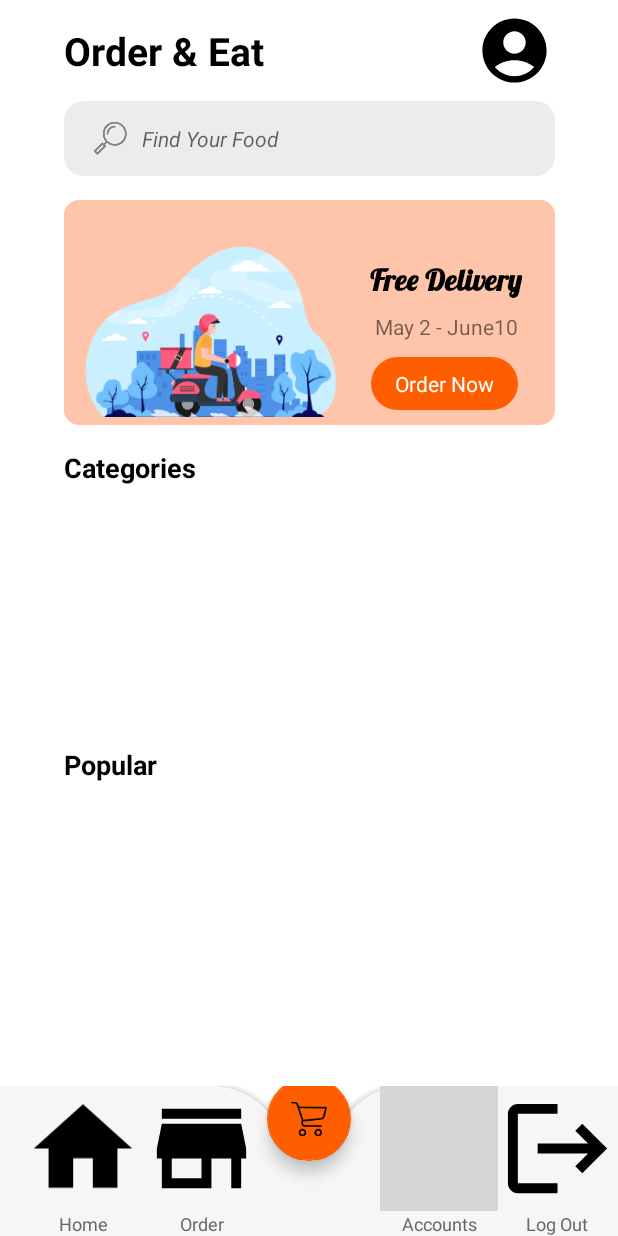
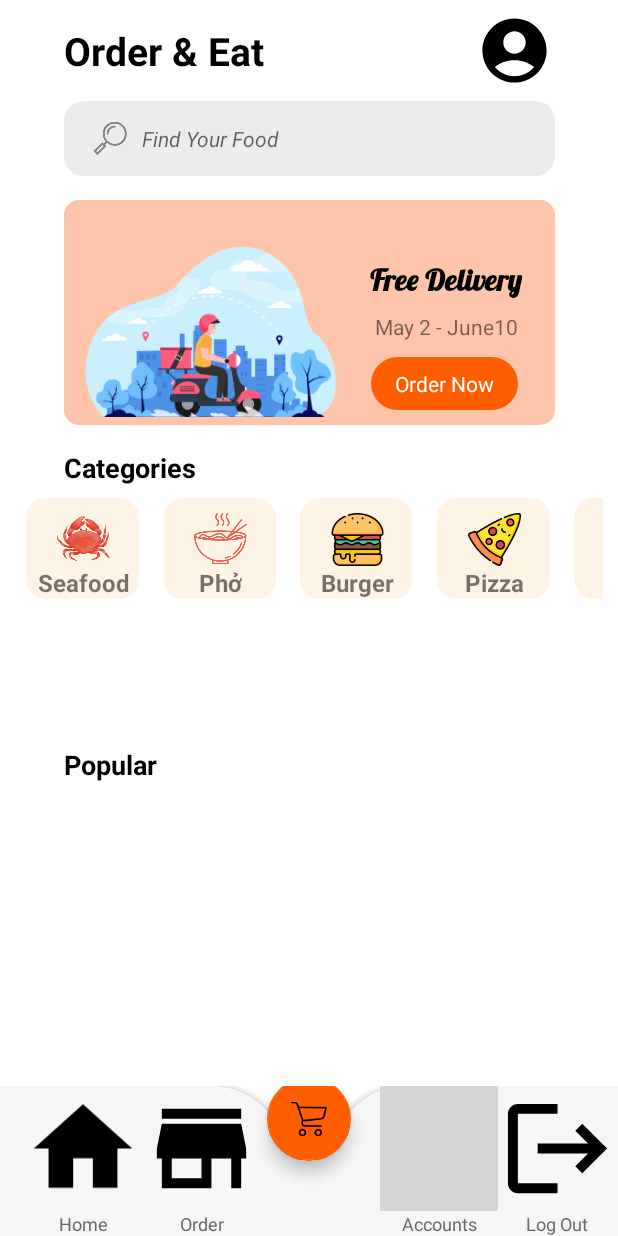
Before and after one commit to nguyenthu120801/FoodApp_Group6_SE1611, an Android app: the screen it shows after launch (MainActivity), after a tap on "Get Started", on a phone screen of 412 x 824 dp. Run offline under Robolectric (Android 15) with nearby library versions, the phone set to English and light mode, and no system bars; grey boxes are pictures that could not be loaded.

Commit message:
Thu update category

```diff
--- /dev/null
+++ b/app/src/main/java/com/example/foodapp/Adapter/CategoryAdapter.java
@@ -0,0 +1,58 @@
+package com.example.foodapp.Adapter;
+
+import android.content.Context;
+import android.view.LayoutInflater;
+import android.view.View;
+import android.view.ViewGroup;
+import android.widget.ImageView;
+import android.widget.TextView;
+
+import androidx.annotation.NonNull;
+import androidx.constraintlayout.widget.ConstraintLayout;
+import androidx.core.content.ContextCompat;
+import androidx.recyclerview.widget.RecyclerView;
+
+import com.example.foodapp.Entity.Category;
+import com.example.foodapp.R;
+
+import java.util.List;
+
+public class CategoryAdapter extends RecyclerView.Adapter<CategoryAdapter.ViewHolder> {
+    private Context context;
+    List<Category> catList;
+    public CategoryAdapter(Context context, List<Category> catList) {
+        this.context = context;
+        this.catList = catList;
+    }
+
+
+    @NonNull
+    @Override
+    public ViewHolder onCreateViewHolder(@NonNull ViewGroup parent, int viewType) {
+        View inflate = LayoutInflater.from(parent.getContext()).inflate(R.layout.rv_category, parent, false);
+        return new ViewHolder(inflate);
+    }
+
+    @Override
+    public void onBindViewHolder(@NonNull ViewHolder holder, int position) {
+        holder.categoryName.setText(catList.get(position).getName());
+        holder.categoryimg.setImageResource(catList.get(position).getImage());
+    }
+
+    @Override
+    public int getItemCount() {
+        return catList.size();
+    }
+
+    public class ViewHolder extends RecyclerView.ViewHolder {
+        TextView categoryName;
+        ImageView categoryimg;
+        ConstraintLayout layout;
+        public ViewHolder(@NonNull View itemView) {
+            super(itemView);
+            categoryName = itemView.findViewById(R.id.categoryName);
+            categoryimg = itemView.findViewById(R.id.categoryImg);
+            layout = itemView.findViewById(R.id.cat_layout);
+        }
+    }
+}
--- a/app/src/main/java/com/example/foodapp/Entity/Category.java
+++ b/app/src/main/java/com/example/foodapp/Entity/Category.java
@@ -14,8 +14,11 @@ public class Category {
         this.image = image;
     }
 
-    public Category(String name, int image) {
-        this.name = name;
+    public int getImage() {
+        return image;
+    }
+
+    public void setImage(int image) {
         this.image = image;
     }
 
@@ -35,11 +38,5 @@ public class Category {
         this.name = name;
     }
 
-    public int getImage() {
-        return image;
-    }
 
-    public void setImage(int image) {
-        this.image = image;
-    }
 }
--- a/app/src/main/java/com/example/foodapp/MainActivity.java
+++ b/app/src/main/java/com/example/foodapp/MainActivity.java
@@ -12,11 +12,14 @@ import android.widget.ImageView;
 import android.widget.LinearLayout;
 import android.widget.TextView;
 
+import com.example.foodapp.Adapter.CategoryAdapter;
 import com.example.foodapp.Entity.Category;
 
 import java.util.ArrayList;
 import java.util.HashMap;
+import java.util.List;
 
+import com.example.foodapp.Model.DAOCategory;
 import com.example.foodapp.activity.ListUserOrderActivity;
 import com.example.foodapp.activity.OrderActivity;
 import com.google.android.material.floatingactionbutton.FloatingActionButton;
@@ -27,6 +30,7 @@ public class MainActivity extends AppCompatActivity {
     ImageView img_user;
     LinearLayout logout;
     TextView tv_welcome;
+    List<Category> catList;
     @Override
     protected void onCreate(Bundle savedInstanceState) {
         super.onCreate(savedInstanceState);
@@ -61,6 +65,9 @@ public class MainActivity extends AppCompatActivity {
                 finish();
             }
         });
+
+        FloatingActionButton toOrderBtn = findViewById(R.id.to_order_btn);
+        toOrderBtn.setOnClickListener(view -> toOrder());
     }
 
 
@@ -68,9 +75,10 @@ public class MainActivity extends AppCompatActivity {
         LinearLayoutManager linearLayoutManager =  new LinearLayoutManager(this, LinearLayoutManager.HORIZONTAL, false);
         recyclerViewCategoryList = findViewById(R.id.rv_category);
         recyclerViewCategoryList.setLayoutManager(linearLayoutManager);
-        FloatingActionButton toOrderBtn = findViewById(R.id.to_order_btn);
-        toOrderBtn.setOnClickListener(view -> toOrder());
-        ArrayList<Category> categories = new ArrayList<>();
+        DAOCategory daoCategory = new DAOCategory(this);
+        catList = daoCategory.getAllCategory();
+        adapter = new CategoryAdapter(this, catList);
+        recyclerViewCategoryList.setAdapter(adapter);
     }
 
     public void toOrder(  ) {
--- a/app/src/main/java/com/example/foodapp/Model/ConnectDatabase.java
+++ b/app/src/main/java/com/example/foodapp/Model/ConnectDatabase.java
@@ -68,10 +68,11 @@ public class ConnectDatabase extends SQLiteOpenHelper {
 
     private void InsertCategory(SQLiteDatabase sqLiteDatabase){
         String[] sqlInsert = {
-                "INSERT INTO Category ([Name]) VALUES ('Hải sản')\n",
-                "INSERT INTO Category ([Name]) VALUES ('Phở')\n",
-                "INSERT INTO Category ([Name]) VALUES ('Bún')\n",
-                "INSERT INTO Category ([Name]) VALUES ('Cơm rang')"
+                "INSERT INTO Category ([Name], Image) VALUES ('Seafood', "+R.drawable.seafood+")\n",
+                "INSERT INTO Category ([Name], Image) VALUES ('Phở',"+R.drawable.noodle+")\n",
+                "INSERT INTO Category ([Name], Image) VALUES ('Burger', "+R.drawable.cat_2+")\n",
+                "INSERT INTO Category ([Name], Image) VALUES ('Pizza',"+R.drawable.cat_1+")\n",
+                "INSERT INTO Category ([Name], Image) VALUES ('Drink', "+R.drawable.cat_4+")"
         };
         for(String sql : sqlInsert){
             sqLiteDatabase.execSQL(sql);
@@ -109,8 +110,8 @@ public class ConnectDatabase extends SQLiteOpenHelper {
 
         String sqlCategory = "CREATE TABLE Category(\n" +
                 "\tID INTEGER PRIMARY KEY AUTOINCREMENT NOT NULL,\n" +
-                "\tName TEXT NOT NULL\n" +
-                ");";
+                "\tName TEXT NOT NULL,\n" +
+                "\tImage INTEGER);";
         String sqlOrder = "CREATE TABLE [Order](\n" +
                 "\tOrderID INTEGER PRIMARY KEY AUTOINCREMENT NOT NULL,\n" +
                 "\tUserID INTEGER  NOT NULL,\n" +
--- a/app/src/main/java/com/example/foodapp/Model/DAOCategory.java
+++ b/app/src/main/java/com/example/foodapp/Model/DAOCategory.java
@@ -37,6 +37,7 @@ public class DAOCategory extends ConnectDatabase{
             Category category = new Category(ID,name,image);
             list.add(category);
         }
+        cursor.close();
         return list;
     }
 }
--- a/app/src/main/java/com/example/foodapp/View_ProductActivity.java
+++ b/app/src/main/java/com/example/foodapp/View_ProductActivity.java
@@ -26,19 +26,7 @@ public class View_ProductActivity extends AppCompatActivity {
     private final List<Category> listCategory = new ArrayList<>();
     private final DAOCategory daoCategory = new DAOCategory(this);
     private final DAOProduct daoProduct = new DAOProduct(this);
-    private void AddCategory(){
-        daoCategory.AddCategory(new Category("Hai san",0));
-        daoCategory.AddCategory(new Category("Pho",0));
-        daoCategory.AddCategory(new Category("Bun",0));
-        daoCategory.AddCategory(new Category("Com rang",0));
-    }
 
-    private void AddProduct(){
-        daoProduct.AddProduct(new Product("Oc huong",0,15.25,1,null));
-        daoProduct.AddProduct(new Product("Pho bo",1,13.75,2,""));
-        daoProduct.AddProduct(new Product("Bun oc",1,16.00,3,""));
-        daoProduct.AddProduct(new Product("Com rang cua",1,18.75,4,""));
-    }
 
     private void setMap(){
         for(Category category: listCategory){
--- /dev/null
+++ b/app/src/main/res/drawable/cat_background.xml
@@ -0,0 +1,9 @@
+<?xml version="1.0" encoding="utf-8"?>
+<selector xmlns:android="http://schemas.android.com/apk/res/android">
+<item>
+    <shape android:shape="rectangle">
+        <solid android:color="#fef4e5" />
+        <corners android:radius="13dp" />
+    </shape>
+</item>
+</selector>
--- /dev/null
+++ b/app/src/main/res/layout/rv_category.xml
@@ -0,0 +1,36 @@
+<?xml version="1.0" encoding="utf-8"?>
+<androidx.constraintlayout.widget.ConstraintLayout xmlns:android="http://schemas.android.com/apk/res/android"
+    xmlns:app="http://schemas.android.com/apk/res-auto"
+    android:id="@+id/cat_layout"
+    android:layout_width="75dp"
+    android:layout_height="wrap_content"
+    android:layout_margin="8dp"
+    android:background="@drawable/cat_background">
+
+    <ImageView
+        android:id="@+id/categoryImg"
+        android:layout_width="35dp"
+        android:layout_height="35dp"
+        android:layout_marginStart="10dp"
+        android:layout_marginTop="10dp"
+        android:layout_marginEnd="10dp"
+        android:layout_marginBottom="8dp"
+        app:layout_constraintBottom_toBottomOf="parent"
+        app:layout_constraintEnd_toEndOf="parent"
+        app:layout_constraintHorizontal_bias="0.533"
+        app:layout_constraintStart_toStartOf="parent"
+        app:layout_constraintTop_toTopOf="parent"
+        app:layout_constraintVertical_bias="0.0"
+        app:srcCompat="@drawable/cat_3" />
+
+    <TextView
+        android:id="@+id/categoryName"
+        android:layout_width="wrap_content"
+        android:layout_height="wrap_content"
+        android:text="title"
+        android:textSize="16sp"
+        android:textStyle="bold"
+        app:layout_constraintEnd_toEndOf="@+id/categoryImg"
+        app:layout_constraintStart_toStartOf="@+id/categoryImg"
+        app:layout_constraintTop_toBottomOf="@+id/categoryImg" />
+</androidx.constraintlayout.widget.ConstraintLayout>
```
Also changed, not shown: app/src/main/res/drawable/noodle.png (added), app/src/main/res/drawable/seafood.png (added).
